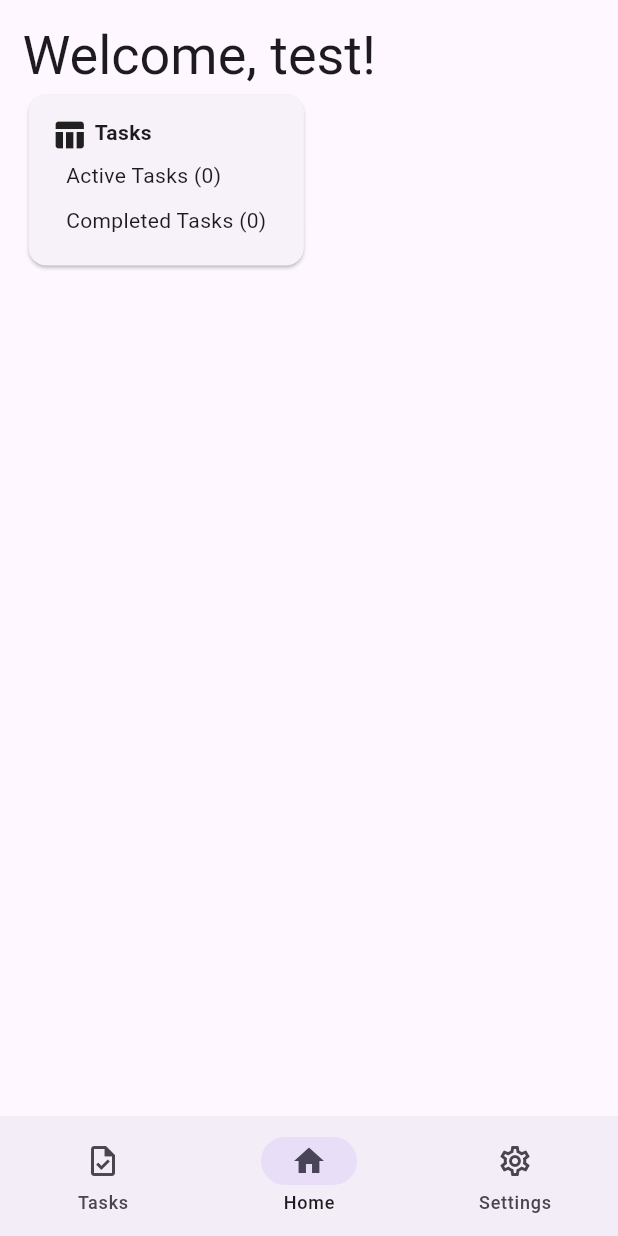
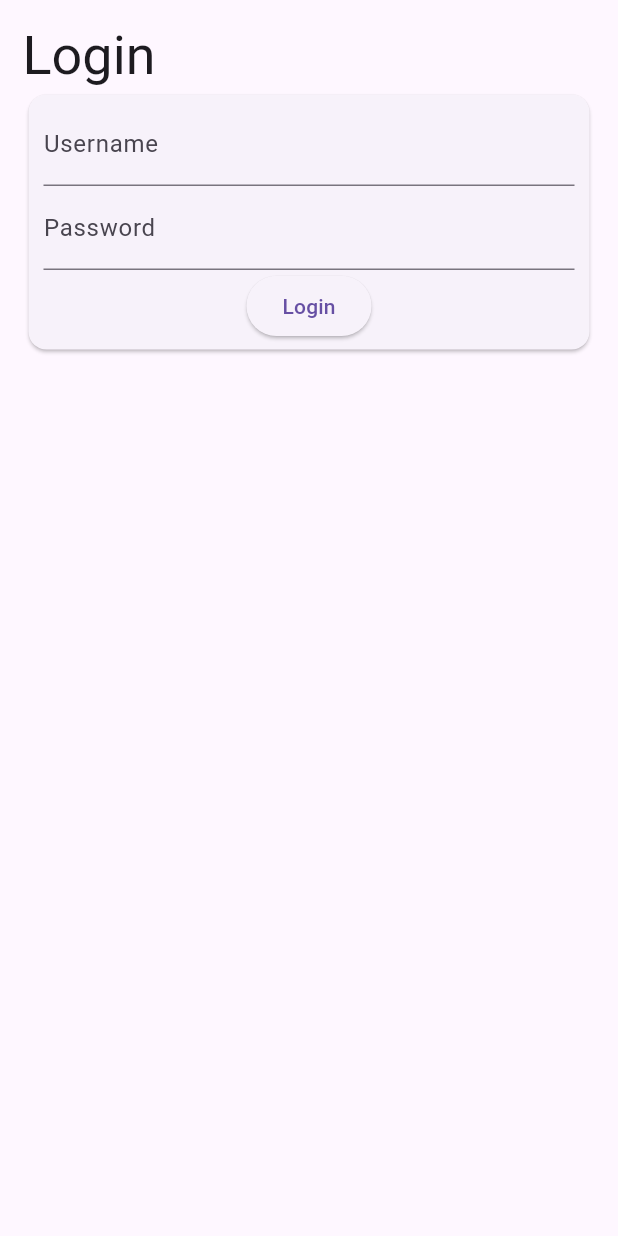
Before and after one commit to AbrhamOhny/todoapp, a Flutter app: the screen it shows after launch, on a phone screen of 412 x 824 dp. Run offline on Flutter 3.47's test engine with Material 3 defaults, Android fonts, the phone set to English and light mode, and no system bars.

Commit message:
+ loginOnStart function

```diff
--- a/assets/userdata.json
+++ b/assets/userdata.json
@@ -1 +1 @@
-{"id":0,"username":"test","preferedThemeMode":"2","tasks":[],"settings":{"preferedThemeMode":"2","loginOnStart":true}}
+{"id":0,"username":"test","password":"test","preferedThemeMode":"2","tasks":[],"settings":{"preferedThemeMode":"2","loginOnStart":true}}
--- a/lib/Interfaces/user.dart
+++ b/lib/Interfaces/user.dart
@@ -10,6 +10,7 @@ class User {
   late String password;
   late List<Task> tasks;
   late Settings settings;
+  bool isLoggedIn = false;
   final String _userDataFilePath = 'assets/userdata.json';
   // User({
   //   required this.id,
@@ -39,6 +40,7 @@ class User {
         ? jsonResult['id']
         : int.parse(jsonResult['id'] ?? '0');
     username = jsonResult['username'] ?? '';
+    password = jsonResult['password'] ?? '';
     settings = Settings(
       preferedThemeMode: int.parse(
         jsonResult['settings']?['preferedThemeMode'] ?? '2',
@@ -81,6 +83,7 @@ class User {
     Map<String, dynamic> userData = {
       'id': id,
       'username': username,
+      'password': password,
       'preferedThemeMode': settings.preferedThemeMode.toString(),
       'tasks': tasks.map((task) => task.toJson()).toList(),
       'settings': settings.toJson(),
--- a/lib/main.dart
+++ b/lib/main.dart
@@ -64,6 +64,11 @@ class _NavigationHandlerState extends State<NavigationHandler> {
       ),
     );
     Scaffold freshPage = Scaffold(body: SafeArea(child: RegisterPage()));
-    return currentUser.id == -1 ? freshPage : defaultPage;
+    Scaffold loginPage = Scaffold(body: SafeArea(child: LoginPage()));
+    return currentUser.id == -1
+        ? freshPage
+        : currentUser.settings.loginOnStart && !currentUser.isLoggedIn
+        ? loginPage
+        : defaultPage;
   }
 }
--- a/lib/pages.dart
+++ b/lib/pages.dart
@@ -34,6 +34,71 @@ const List<Widget> navDestinations = [
     label: 'Settings',
   ),
 ];
+
+/// LoginPage ///
+class LoginPage extends StatefulWidget {
+  const LoginPage({super.key});
+
+  @override
+  State<LoginPage> createState() => _LoginPageState();
+}
+
+class _LoginPageState extends State<LoginPage> {
+  final TextEditingController _usernameController = TextEditingController();
+  final TextEditingController _passwordController = TextEditingController();
+
+  @override
+  Widget build(BuildContext context) {
+    return Padding(
+      padding: pagesPadding,
+      child: Column(
+        mainAxisAlignment: MainAxisAlignment.start,
+        crossAxisAlignment: CrossAxisAlignment.start,
+        children: [
+          Text('Login', style: Theme.of(context).textTheme.displaySmall),
+          Card(
+            child: Padding(
+              padding: itemsPadding,
+              child: Column(
+                children: [
+                  TextField(
+                    controller: _usernameController,
+                    decoration: InputDecoration(labelText: 'Username'),
+                  ),
+                  TextField(
+                    controller: _passwordController,
+                    decoration: InputDecoration(labelText: 'Password'),
+                    obscureText: true,
+                  ),
+                  ElevatedButton(
+                    onPressed: () {
+                      if (currentUser.username == _usernameController.text &&
+                          currentUser.password == _passwordController.text) {
+                        currentUser.isLoggedIn = true;
+                        Navigator.of(context).pushReplacement(
+                          MaterialPageRoute(builder: (context) => MainApp()),
+                        );
+                      } else {
+                        // Handle login failure
+                        ScaffoldMessenger.of(context).showSnackBar(
+                          SnackBar(
+                            content: Text('Invalid username or password'),
+                          ),
+                        );
+                        return;
+                      }
+                    },
+                    child: Text('Login'),
+                  ),
+                ],
+              ),
+            ),
+          ),
+        ],
+      ),
+    );
+  }
+}
 
 /// RegisterPage ///
 class RegisterPage extends StatefulWidget {
```
